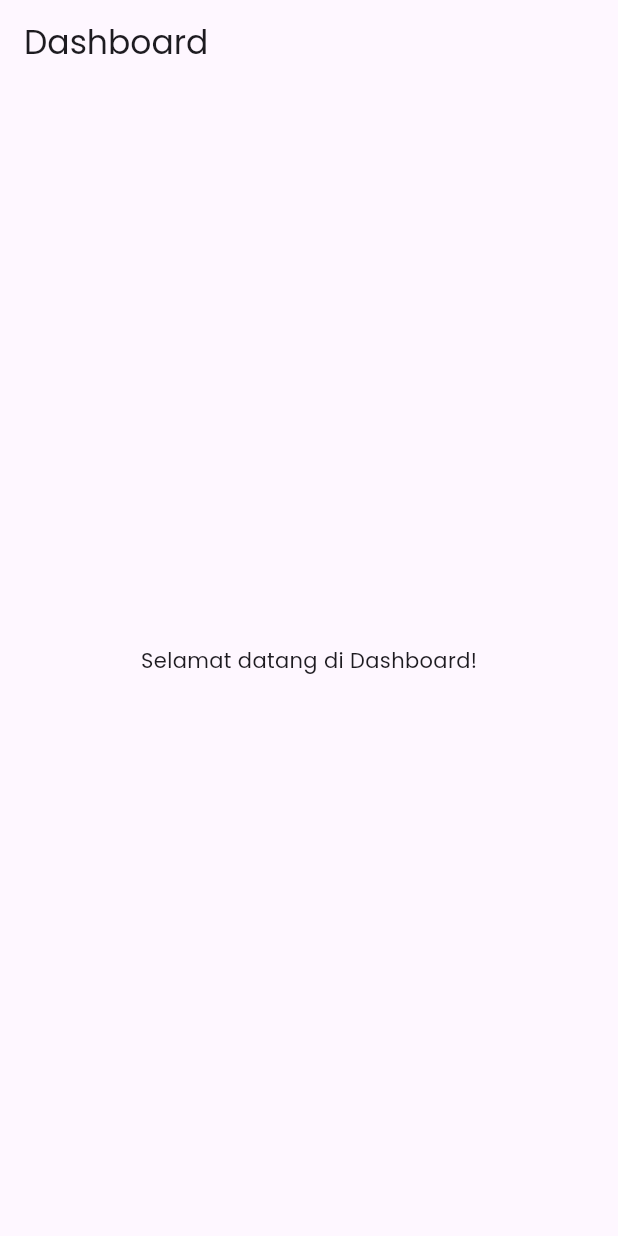
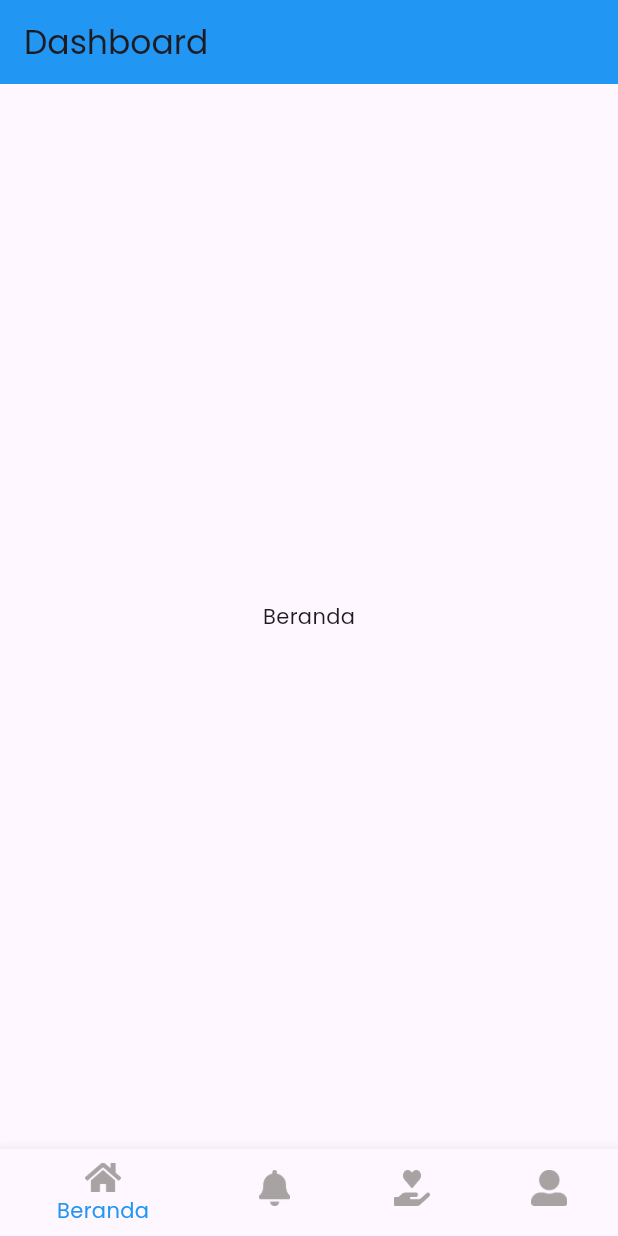
Before and after one commit to SlowCode-alt/JTICare, a Flutter app: the DashboardScreen screen opened directly, on a phone screen of 412 x 824 dp. Run offline on Flutter 3.47's test engine with Material 3 defaults, Android fonts, the phone set to English and light mode, and no system bars.

Commit message:
update dashboard

```diff
--- a/lib/dashboard/dashboard.dart
+++ b/lib/dashboard/dashboard.dart
@@ -1,50 +1,58 @@
 import 'package:flutter/material.dart';
 
-class DashboardScreen extends StatelessWidget {
+class DashboardScreen extends StatefulWidget {
+  @override
+  _DashboardScreenState createState() => _DashboardScreenState();
+}
+
+class _DashboardScreenState extends State<DashboardScreen> {
+  int _selectedIndex = 0;
+
+  final List<Widget> _screens = [
+    Center(child: Text("Beranda")),
+    Center(child: Text("Notifikasi")),
+    Center(child: Text("Donasi")),
+    Center(child: Text("Profil")),
+  ];
+
+  void _onItemTapped(int index) {
+    setState(() {
+      _selectedIndex = index;
+    });
+  }
+
   @override
   Widget build(BuildContext context) {
     return Scaffold(
-      appBar: AppBar(title: Text("Dashboard")),
-      body: Center(
-        child: Text("Selamat datang di Dashboard!"),
+      appBar: AppBar(
+        title: Text("Dashboard"),
+        backgroundColor: Colors.blue,
+      ),
+      body: _screens[_selectedIndex],
+      bottomNavigationBar: BottomNavigationBar(
+        currentIndex: _selectedIndex,
+        onTap: _onItemTapped,
+        selectedItemColor: Colors.blue,
+        unselectedItemColor: Colors.grey,
+        items: [
+          BottomNavigationBarItem(
+            icon: Image.asset('assets/home.png', width: 24, height: 24),
+            label: "Beranda",
+          ),
+          BottomNavigationBarItem(
+            icon: Image.asset('assets/bell.png', width: 24, height: 24),
+            label: "Notifikasi",
+          ),
+          BottomNavigationBarItem(
+            icon: Image.asset('assets/give.png', width: 24, height: 24),
+            label: "Donasi",
+          ),
+          BottomNavigationBarItem(
+            icon: Image.asset('assets/profile.png', width: 24, height: 24),
+            label: "Profil",
+          ),
+        ],
       ),
     );
   }
 }
-
-class BottomNavBar extends StatelessWidget {
-  final int selectedIndex;
-  final Function(int) onItemTapped;
-
-  const BottomNavBar({
-    Key? key,
-    required this.selectedIndex,
-    required this.onItemTapped,
-  }) : super(key: key);
-
-  @override
-  Widget build(BuildContext context) {
-    return BottomNavigationBar(
-      currentIndex: selectedIndex,
-      onTap: onItemTapped,
-      items: const [
-        BottomNavigationBarItem(
-          icon: Icon(Icons.home),
-          label: '',
-        ),
-        BottomNavigationBarItem(
-          icon: Icon(Icons.favorite_border),
-          label: '',
-        ),
-        BottomNavigationBarItem(
-          icon: Icon(Icons.person),
-          label: '',
-        ),
-      ],
-      selectedItemColor: Colors.blue,
-      unselectedItemColor: Colors.grey,
-      showSelectedLabels: false,
-      showUnselectedLabels: false,
-    );
-  }
-}
--- a/pubspec.yaml
+++ b/pubspec.yaml
@@ -26,7 +26,10 @@ flutter:
   assets:
     - assets/logojticare.png
     - assets/jticarebiru.png
-
+    - assets/home.png
+    - assets/bell.png
+    - assets/give.png
+    - assets/profile.png
   fonts:
     - family: Poppins
       fonts:
```
Also changed, not shown: lib/login.dart (+6 -9 lines), assets/bell.png (added), assets/give.png (added), assets/home.png (added), assets/profile.png (added).
